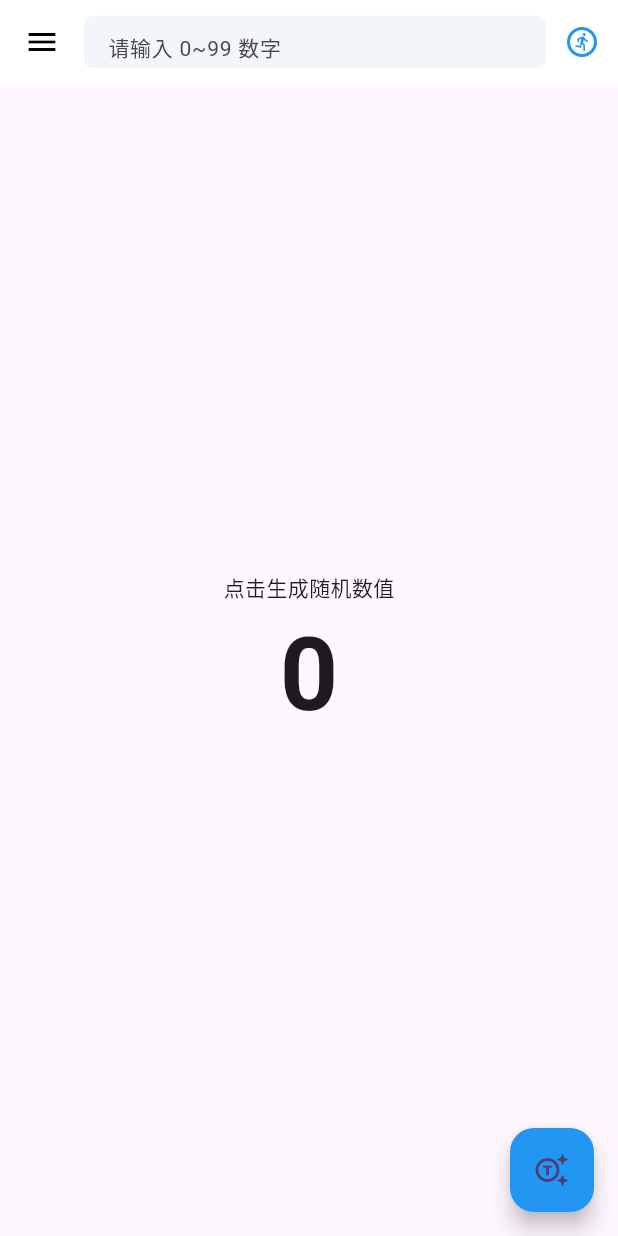
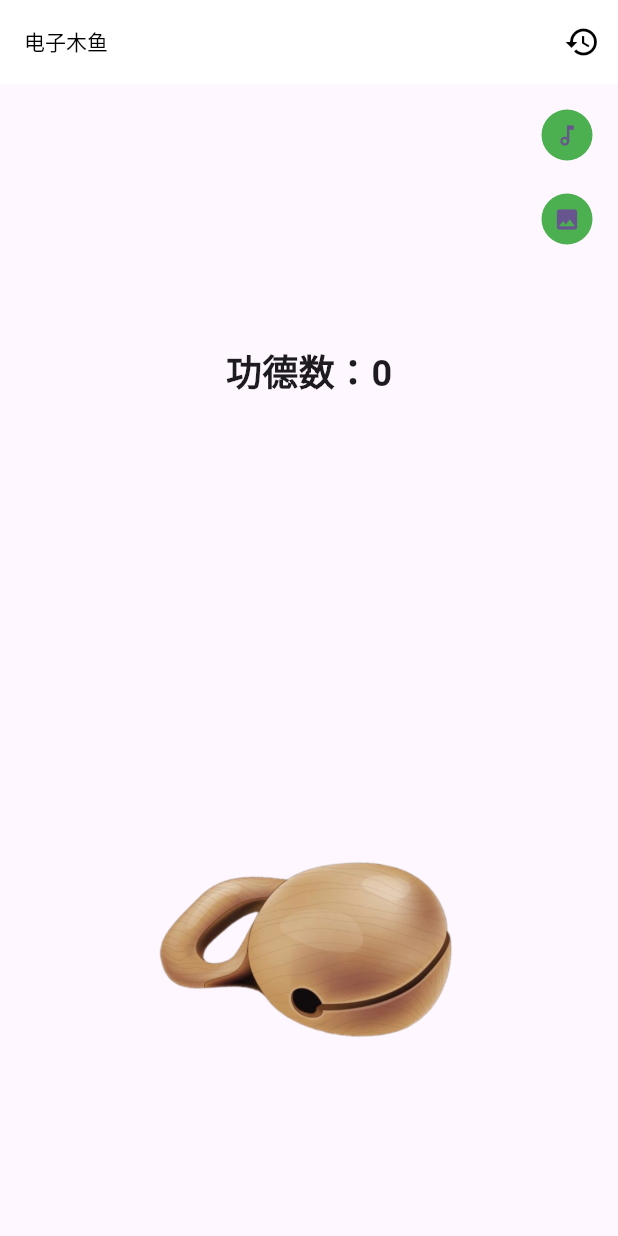
Before and after one commit to clg0118/flutter_first_station, a Flutter app: the screen it shows after launch, on a phone screen of 412 x 824 dp. Run offline on Flutter 3.47's test engine with Material 2 defaults, Android fonts, the light colour scheme and no system bars; missing offline and left inert: flame_audio.

Commit message:
木鱼代码提交

```diff
--- a/lib/main.dart
+++ b/lib/main.dart
@@ -2,6 +2,7 @@ import 'package:flutter/material.dart';
 import 'package:flutter_first_station/guess/guess_page.dart';
 
 import 'counter/counter_page.dart';
+import 'muyu/muyu_page.dart';
 
 void main() {
   runApp(const MyApp());
@@ -19,7 +20,7 @@ class MyApp extends StatelessWidget {
         colorScheme: ColorScheme.fromSeed(seedColor: Colors.deepPurple),
         useMaterial3: true,
       ),
-      home: const GuessPage(title: '猜数字'),
+      home: const MuyuPage(),
     );
   }
 }
--- /dev/null
+++ b/lib/muyu/count_panel.dart
@@ -0,0 +1,57 @@
+import 'package:flutter/material.dart';
+
+class CountPanel extends StatelessWidget {
+  final int count;
+  final VoidCallback onTapSwitchAudio;
+  final VoidCallback onTapSwitchImage;
+
+  const CountPanel({
+    super.key,
+    required this.count,
+    required this.onTapSwitchAudio,
+    required this.onTapSwitchImage,
+  });
+
+  @override
+  Widget build(BuildContext context) {
+    final style = ElevatedButton.styleFrom(
+      minimumSize: const Size(34, 34),
+      padding: EdgeInsets.zero,
+      elevation: 0,
+      backgroundColor: Colors.green,
+    );
+
+    return Stack(
+      children: [
+        Center(
+          child: Text(
+            '功德数：$count',
+            style: const TextStyle(
+              fontWeight: FontWeight.bold,
+              fontSize: 24,
+            ),
+          ),
+        ),
+        Positioned(
+            right: 10,
+            top: 10,
+            child: Wrap(
+              spacing: 8,
+              direction: Axis.vertical,
+              children: [
+                ElevatedButton(
+                  style: style,
+                  onPressed: onTapSwitchAudio,
+                  child: const Icon(Icons.music_note_outlined),
+                ),
+                ElevatedButton(
+                  style: style,
+                  onPressed: onTapSwitchImage,
+                  child: const Icon(Icons.image),
+                ),
+              ],
+            )),
+      ],
+    );
+  }
+}
--- /dev/null
+++ b/lib/muyu/muyu_app_bar.dart
@@ -0,0 +1,31 @@
+import 'package:flutter/material.dart';
+import 'package:flutter/services.dart';
+
+class MuyuAppBar extends StatelessWidget implements PreferredSizeWidget {
+  final VoidCallback onTapHistory;
+  const MuyuAppBar({super.key, required this.onTapHistory});
+
+  @override
+  Widget build(BuildContext context) {
+    return AppBar(
+      elevation: 0,
+      titleTextStyle: const TextStyle(color: Colors.black),
+      title: const Text("电子木鱼"),
+      backgroundColor: Colors.white,
+      iconTheme: const IconThemeData(color: Colors.black),
+      systemOverlayStyle: const SystemUiOverlayStyle(
+        statusBarIconBrightness: Brightness.dark,
+        statusBarColor: Colors.transparent,
+      ),
+      actions: [
+        IconButton(
+          icon: const Icon(Icons.history),
+          onPressed: onTapHistory,
+        ),
+      ],
+    );
+  }
+
+  @override
+  Size get preferredSize => const Size.fromHeight(kToolbarHeight);
+}
--- /dev/null
+++ b/lib/muyu/muyu_image.dart
@@ -0,0 +1,21 @@
+import 'package:flutter/cupertino.dart';
+
+class MuyuAssetsImage extends StatelessWidget {
+  final String image;
+  final VoidCallback onTap;
+
+  const MuyuAssetsImage({super.key, required this.image,required this.onTap});
+
+  @override
+  Widget build(BuildContext context) {
+    return Center(
+      child: GestureDetector(
+        onTap: onTap,
+        child: Image.asset(
+          image,
+          height: 200,
+        ),
+      ),
+    );
+  }
+}
--- /dev/null
+++ b/lib/muyu/muyu_page.dart
@@ -0,0 +1,76 @@
+import 'dart:math';
+
+import 'package:flame_audio/flame_audio.dart';
+import 'package:flutter/material.dart';
+import 'package:flutter_first_station/muyu/animate_text.dart';
+import 'package:flutter_first_station/muyu/count_panel.dart';
+import 'package:flutter_first_station/muyu/muyu_image.dart';
+
+import 'muyu_app_bar.dart';
+
+class MuyuPage extends StatefulWidget {
+  const MuyuPage({Key, key}) : super(key: key);
+
+  @override
+  State<MuyuPage> createState() => _MuyuPageState();
+}
+
+class _MuyuPageState extends State<MuyuPage> {
+  int _counter = 0;
+  int _cruValue = 0;
+  final Random _random = Random();
+
+  AudioPool? _audioPool;
+
+  @override
+  void initState() {
+    super.initState();
+    _initAudio();
+  }
+
+  @override
+  Widget build(BuildContext context) {
+    return Scaffold(
+      appBar: const MuyuAppBar(
+        onTapHistory: _toHistory,
+      ),
+      body: Column(
+        children: [
+          Expanded(
+              child: CountPanel(
+                  count: _counter,
+                  onTapSwitchAudio: _onTapSwitchAudio,
+                  onTapSwitchImage: _onTapSwitchImage)),
+          Expanded(
+            child: Stack(
+              alignment: Alignment.topCenter,
+              children: [
+                MuyuAssetsImage(
+                    image: 'assets/images/muyu.png', onTap: _onKnock),
+                if (_cruValue != 0) AnimateText(text: '功德+$_cruValue')
+              ],
+            ),
+          ),
+        ],
+      ),
+    );
+  }
+
+  void _onTapSwitchAudio() {}
+
+  void _onTapSwitchImage() {}
+
+  void _initAudio() async {
+    _audioPool = await FlameAudio.createPool('muyu_1.mp3', maxPlayers: 1);
+  }
+
+  void _onKnock() {
+    _audioPool?.start();
+    setState(() {
+      _cruValue = 1 + _random.nextInt(3);
+      _counter += _cruValue;
+    });
+  }
+}
+
+void _toHistory() {}
--- a/pubspec.yaml
+++ b/pubspec.yaml
@@ -35,6 +35,7 @@ dependencies:
   # The following adds the Cupertino Icons font to your application.
   # Use with the CupertinoIcons class for iOS style icons.
   cupertino_icons: ^1.0.2
+  flame_audio: ^2.1.3
 
 dev_dependencies:
   flutter_test:
@@ -88,3 +89,6 @@ flutter:
   #
   # For details regarding fonts from package dependencies,
   # see https://flutter.dev/custom-fonts/#from-packages
+  assets:
+    - assets/images/
+    - assets/audio/
```
Also changed, not shown: lib/muyu/animate_text.dart (added, +56 -0 lines), assets/images/muyu.png (added), pubspec.lock, 8 other files.
